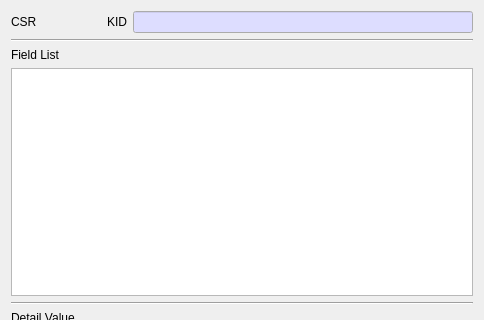
Above: BerEditor/csr_info_dlg.ui from jykim74/BerEditor before the change; both pictures show x 0 to 484 and y 0 to 320 of the 484 by 534 pixel window. Below: the same form after it.
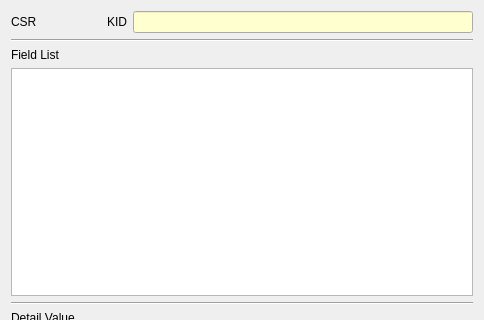
That is the form after the change.

What changed in the file:
```diff
--- a/BerEditor/csr_info_dlg.ui
+++ b/BerEditor/csr_info_dlg.ui
@@ -47,9 +47,9 @@
           <colorrole role="Base">
            <brush brushstyle="SolidPattern">
             <color alpha="255">
-             <red>221</red>
-             <green>221</green>
-             <blue>255</blue>
+             <red>255</red>
+             <green>255</green>
+             <blue>207</blue>
             </color>
            </brush>
           </colorrole>
@@ -58,9 +58,9 @@
           <colorrole role="Base">
            <brush brushstyle="SolidPattern">
             <color alpha="255">
-             <red>221</red>
-             <green>221</green>
-             <blue>255</blue>
+             <red>255</red>
+             <green>255</green>
+             <blue>207</blue>
             </color>
            </brush>
           </colorrole>
```
